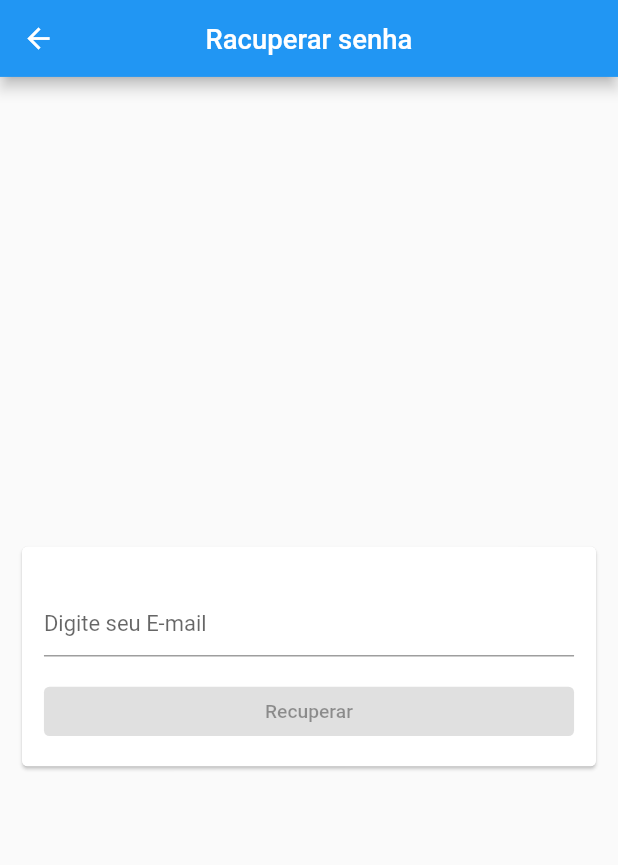
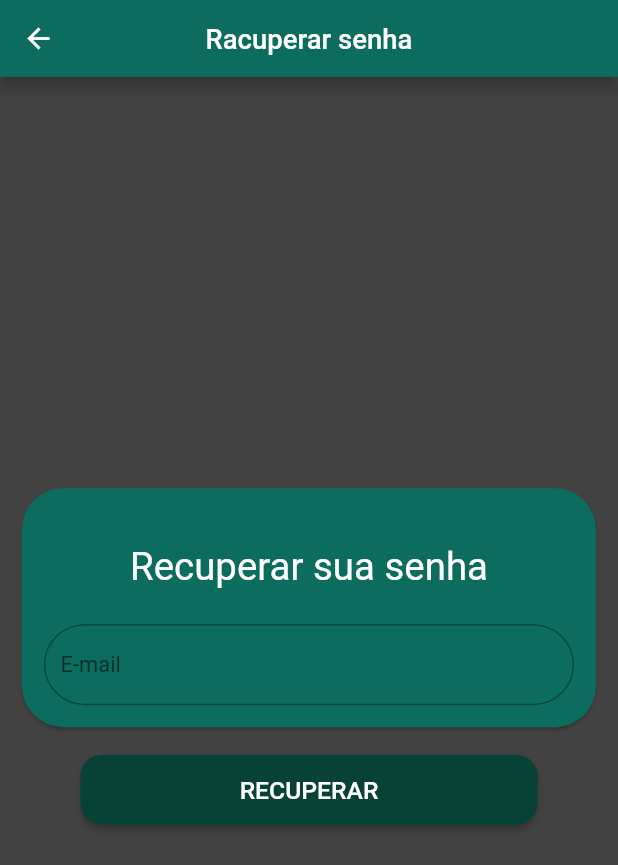
Before and after one commit to CharlestonRibeiro/App_controle_de_gastos, a Flutter app: the RecoverPasswordPage screen opened by its route, on a phone screen of 412 x 824 dp. Shown: the top 865 px of the screen. Run offline on Flutter 3.47's test engine with Material 2 defaults, Android fonts, the phone set to English and light mode, and no system bars; our stand-ins replace google_fonts, responsive_framework.

Commit message:
recover page

```diff
--- a/lib/pages/recover_password_page/recover_password_page.dart
+++ b/lib/pages/recover_password_page/recover_password_page.dart
@@ -1,3 +1,4 @@
+import 'package:controle_de_mercado_vesao_local/themes/app_colors.dart';
 import 'package:flutter/material.dart';
 
 class RecoverPasswordPage extends StatelessWidget {
@@ -8,36 +9,79 @@ class RecoverPasswordPage extends StatelessWidget {
   @override
   Widget build(BuildContext context) {
     return Scaffold(
+       backgroundColor: Colors.grey.shade800,
       appBar: AppBar(
         title: const Text('Racuperar senha'),
+        backgroundColor: AppColors.lightgreen,
         centerTitle: true,
       ),
-      body: Center(
-        child: Card(
+      body: Column(
+        mainAxisAlignment: MainAxisAlignment.center,
+        children: [
+          Card(
+            color: AppColors.lightgreen,
             margin: const EdgeInsets.symmetric(horizontal: 16),
+            shape: RoundedRectangleBorder(
+                borderRadius: BorderRadius.circular(30),
+              ),
             child: Form(
               child: ListView(
                   padding: const EdgeInsets.all(16),
                   shrinkWrap: true,
                   children: <Widget>[
                     const SizedBox(
-                    height: 16,
+                      height: 25,
+                    ),
+                    const Center(
+                        child: Text(
+                      'Recuperar sua senha',
+                      style: TextStyle(
+                        fontSize: 28,
+                        color: AppColors.white,
+                      ),
+                    )),
+                    const SizedBox(
+                      height: 25,
                     ),
                     TextFormField(
-                      decoration: const InputDecoration(hintText: 'Digite seu E-mail'),
-                      keyboardType: TextInputType.emailAddress,
-                      autocorrect: false,
-                      validator: null),
-                  const SizedBox(
-                    height: 16,
+                      controller: null,
+                      maxLines: null,
+                      decoration: InputDecoration(
+                          hintText: 'E-mail',
+                          border: OutlineInputBorder(
+                            borderRadius: BorderRadius.circular(30),
+                          )),
                     ),
-
-                  const ElevatedButton(
-                      onPressed: null, child: Text('Recuperar')),
-
                   ]),
             ),
           ),
+
+
+          const SizedBox(height: 20,),
+
+                  ElevatedButton(
+                          onPressed: () {},
+                          style: ButtonStyle(
+                            backgroundColor:
+                                MaterialStateProperty.all<Color>(AppColors.green),
+                            shape: MaterialStateProperty.all(
+                              RoundedRectangleBorder(
+                                borderRadius: BorderRadius.circular(16.0),
+                              ),
+                            ),
+                          ),
+                          child: const Padding(
+                            padding: EdgeInsets.only(right: 100, left: 100, bottom: 15, top: 15),
+                            child: Text(
+                              'RECUPERAR',
+                              style: TextStyle(
+                                fontSize: 18,
+                              ),
+                            ),
+                          ),
+                        ),
+
+        ],
       ),
     );
   }
```
Lines whose indentation alone changed are shown as unchanged.
